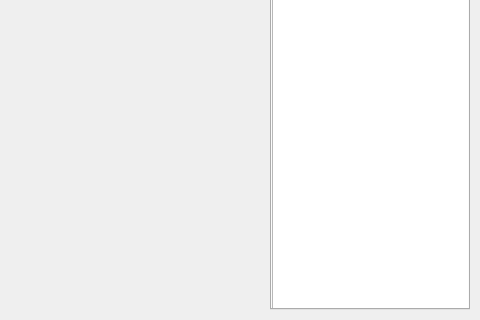
First picture: the form in src/mainwindow.ui, repository MylesAdams/ApolloTradingBot, before the edit; both pictures show x 520 to 1000 and y 280 to 600 of the 1000 by 600 pixel window.
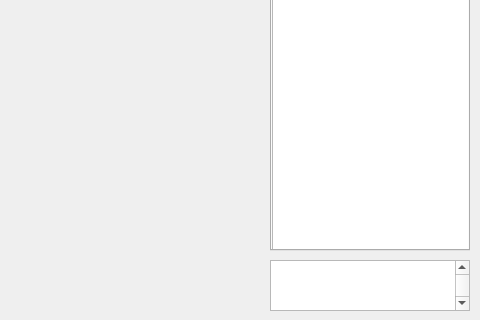
Second picture: the form after the edit. Custom widgets are drawn as their Qt base class.

Commit message: Price of coins on GDAX working

The edit to the form file:
```diff
--- a/src/mainwindow.ui
+++ b/src/mainwindow.ui
@@ -30,7 +30,7 @@
       <x>790</x>
       <y>10</y>
       <width>200</width>
-      <height>580</height>
+      <height>521</height>
      </rect>
     </property>
     <property name="focusPolicy">
@@ -153,6 +153,32 @@
      </widget>
     </widget>
    </widget>
+   <widget class="QTextEdit" name="priceText">
+    <property name="geometry">
+     <rect>
+      <x>790</x>
+      <y>540</y>
+      <width>200</width>
+      <height>51</height>
+     </rect>
+    </property>
+    <property name="font">
+     <font>
+      <pointsize>32</pointsize>
+      <weight>75</weight>
+      <bold>true</bold>
+     </font>
+    </property>
+    <property name="documentTitle">
+     <string/>
+    </property>
+    <property name="readOnly">
+     <bool>true</bool>
+    </property>
+    <property name="placeholderText">
+     <string/>
+    </property>
+   </widget>
   </widget>
  </widget>
  <layoutdefault spacing="6" margin="11"/>
```
The commit also changes 13 other files.
